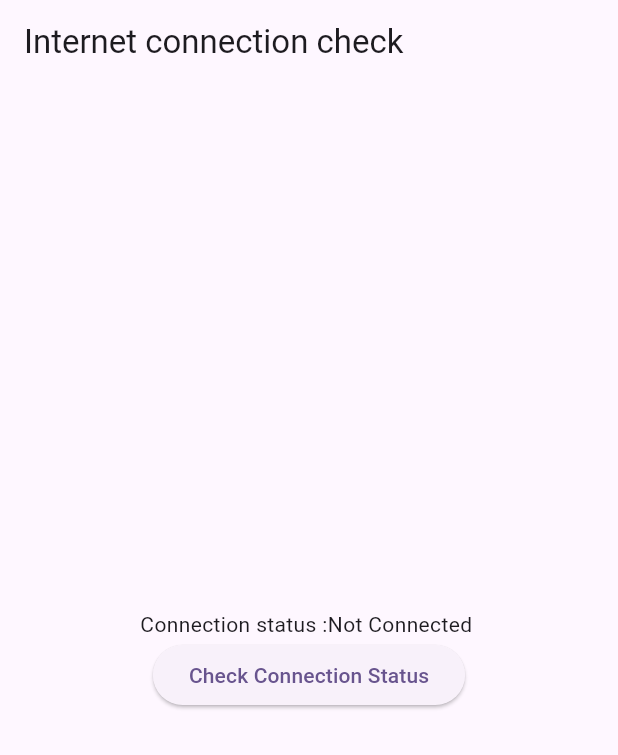
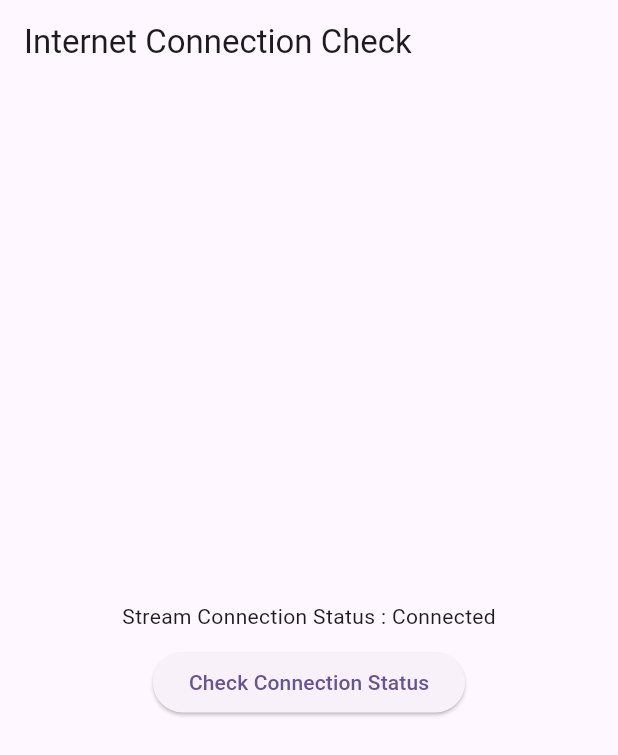
Before and after one commit to majharul-islam181/Internet-Connection-Status, a Flutter app: the screen it shows after launch, on a phone screen of 412 x 824 dp. Shown: the top 755 px of the screen. Run offline on Flutter 3.47's test engine with Material 3 defaults, Android fonts, the phone set to English and light mode, and no system bars; our stand-ins replace internet_connection_checker_plus.

Commit message:
stream internet checking done

```diff
--- a/lib/main.dart
+++ b/lib/main.dart
@@ -1,5 +1,6 @@
 import 'package:flutter/material.dart';
 import 'package:internet_connection_status/regular_way/regular_way_setState.dart';
+import 'package:internet_connection_status/stream_internet_checking/stream_internet_checking.dart';
 
 void main() {
   runApp(const MyApp());
@@ -16,7 +17,8 @@
         colorScheme: ColorScheme.fromSeed(seedColor: Colors.deepPurple),
         useMaterial3: true,
       ),
-      home: const RegularWaySetstate(),
+      // home: const RegularWaySetstate(),
+      home: const StreamInternetChecking(),
     );
   }
 }
--- a/lib/stream_internet_checking/stream_internet_checking.dart
+++ b/lib/stream_internet_checking/stream_internet_checking.dart
@@ -0,0 +1,96 @@
+
+import 'dart:async';
+
+import 'package:flutter/foundation.dart';
+import 'package:flutter/material.dart';
+import 'package:internet_connection_checker_plus/internet_connection_checker_plus.dart';
+
+import '../utils/connection_alert.dart';
+
+class StreamInternetChecking extends StatefulWidget {
+  const StreamInternetChecking({super.key});
+
+  @override
+  State<StreamInternetChecking> createState() => _StreamInternetCheckingState();
+}
+
+class _StreamInternetCheckingState extends State<StreamInternetChecking> {
+  bool? result;
+  bool? _isConnected;
+  late StreamSubscription<InternetStatus> listener;
+  BuildContext? _dialogContext;
+  bool isFirstTime = true;
+
+  @override
+  void initState() {
+    super.initState();
+    listener =
+        InternetConnection().onStatusChange.listen((InternetStatus status) {
+      if (status == InternetStatus.connected) {
+        if (!isFirstTime) {
+          _showInternetStatusDialog(status == InternetStatus.connected);
+        }
+      } else {
+        _showInternetStatusDialog(status == InternetStatus.connected);
+      }
+      isFirstTime = false;
+      setState(() {
+        _isConnected = (status == InternetStatus.connected);
+      });
+    });
+  }
+
+  void _showInternetStatusDialog(bool isConnected) {
+    // Close previous dialog if it exists
+    if (_dialogContext != null) {
+      Navigator.of(_dialogContext!).pop();
+    }
+
+    // Show new dialog
+    showDialog(
+      context: context,
+      builder: (context) {
+        _dialogContext = context; // Store the context of the current dialog
+        return InternetAlert(isConnected: isConnected);
+      },
+    ).then((_) {
+      _dialogContext = null; // Clear the dialog context after it is closed
+    });
+  }
+
+  @override
+  void dispose() {
+    listener.cancel();
+    super.dispose();
+  }
+
+  @override
+  Widget build(BuildContext context) {
+    return Scaffold(
+      appBar: AppBar(
+        title: const Text("Internet Connection Check"),
+      ),
+      body: Center(
+        child: Column(
+          mainAxisAlignment: MainAxisAlignment.center,
+          children: [
+            Text(
+                "Stream Connection Status : ${_isConnected == true ? "Connected" : "Not Connected"}"),
+            const SizedBox(
+              height: 10,
+            ),
+            ElevatedButton(
+                onPressed: () async {
+                  result = await InternetConnection().hasInternetAccess;
+                  if (kDebugMode) {
+                    print("Connection Status :$result");
+                  }
+                  setState(() {});
+                },
+                child: const Text("Check Connection Status"))
+          ],
+        ),
+      ),
+    );
+  }
+}
```
Also changed, not shown: lib/utils/connection_alert.dart (added, +40 -0 lines), 3 other files.
